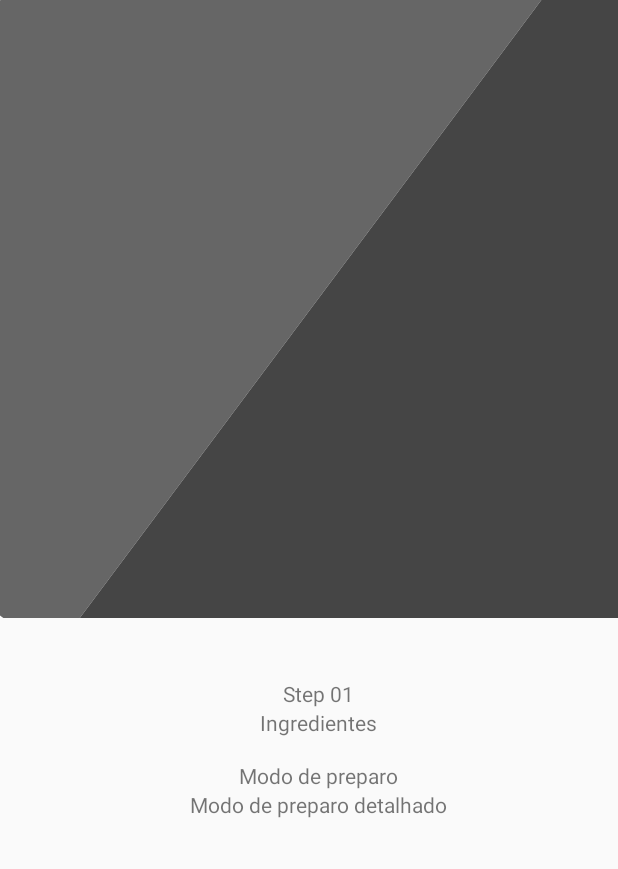
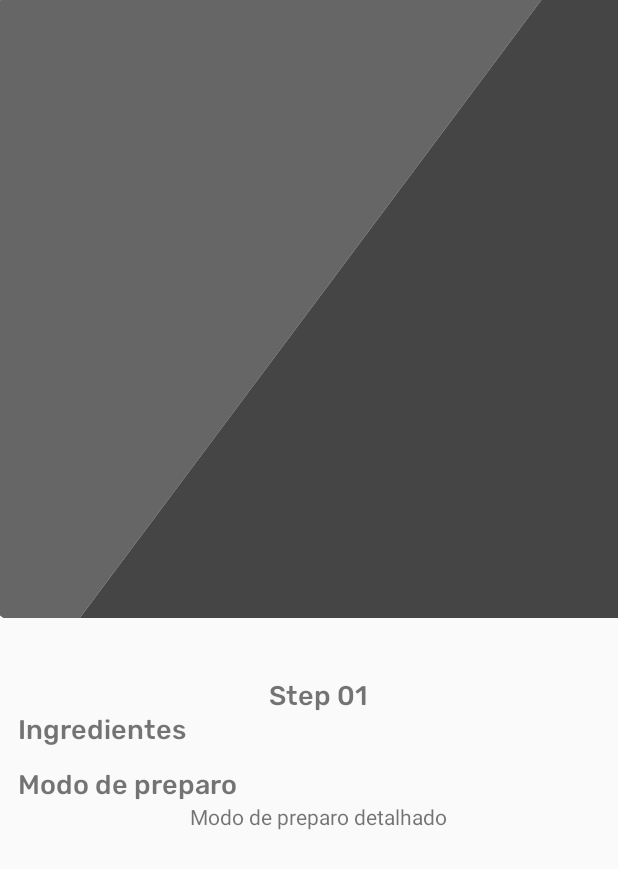
Before and after one commit to danihmello06/recipes, an Android app: the layout fragment_recipe.xml on its own in the app's theme, with its tools: preview values and no code run, on a phone screen of 412 x 824 dp. Shown: the top 869 px of the screen. Run offline under Robolectric (Android 15) with nearby library versions, the phone set to English and light mode, and no system bars; network calls fail.

Commit message:
fixed some layout in recipe page

```diff
--- a/app/src/main/res/layout/ingredient_item.xml
+++ b/app/src/main/res/layout/ingredient_item.xml
@@ -11,7 +11,6 @@
         android:text="Ingredient 123"
         app:layout_constraintTop_toTopOf="parent"
         app:layout_constraintBottom_toBottomOf="parent"
-        app:layout_constraintStart_toStartOf="parent"
-        app:layout_constraintEnd_toEndOf="parent"/>
+        app:layout_constraintStart_toStartOf="parent"/>
 
 </androidx.constraintlayout.widget.ConstraintLayout>
--- a/app/src/main/res/layout/step_item.xml
+++ b/app/src/main/res/layout/step_item.xml
@@ -10,6 +10,8 @@
         android:layout_width="wrap_content"
         android:layout_height="wrap_content"
         android:text="Step 01"
+        android:fontFamily="@font/rubik_medium"
+        android:textSize="@dimen/recipe_page_subtitle_text_size"
         app:layout_constraintVertical_chainStyle="packed"
         app:layout_constraintTop_toTopOf="parent"
         app:layout_constraintBottom_toTopOf="@id/ingredientsTitle"
@@ -21,16 +23,17 @@
         android:layout_width="wrap_content"
         android:layout_height="wrap_content"
         android:text="Ingredientes"
+        android:textSize="@dimen/recipe_page_subtitle_text_size"
+        android:fontFamily="@font/rubik_medium"
         app:layout_constraintTop_toBottomOf="@id/stepTitle"
         app:layout_constraintBottom_toTopOf="@id/ingredientsRecycler"
-        app:layout_constraintStart_toStartOf="parent"
-        app:layout_constraintEnd_toEndOf="parent"/>
+        app:layout_constraintStart_toStartOf="parent"/>
 
     <androidx.recyclerview.widget.RecyclerView
         android:id="@+id/ingredientsRecycler"
         android:layout_width="wrap_content"
         android:layout_height="wrap_content"
-        android:paddingTop="16dp"
+        android:paddingTop="14dp"
         app:layoutManager="androidx.recyclerview.widget.LinearLayoutManager"
         app:layout_constraintStart_toStartOf="parent"
         app:layout_constraintTop_toBottomOf="@id/ingredientsTitle"
@@ -41,9 +44,10 @@
         android:layout_width="wrap_content"
         android:layout_height="wrap_content"
         android:text="Modo de preparo"
+        android:textSize="@dimen/recipe_page_subtitle_text_size"
+        android:fontFamily="@font/rubik_medium"
         app:layout_constraintTop_toBottomOf="@id/ingredientsRecycler"
-        app:layout_constraintStart_toStartOf="parent"
-        app:layout_constraintEnd_toEndOf="parent"/>
+        app:layout_constraintStart_toStartOf="parent"/>
 
     <TextView
         android:id="@+id/preparationItem"
--- a/app/src/main/res/values/dimens.xml
+++ b/app/src/main/res/values/dimens.xml
@@ -1,4 +1,6 @@
 <resources>
     <dimen name="fab_margin">16dp</dimen>
     <dimen name="text_margin">16dp</dimen>
+    <dimen name="recipe_page_subtitle_text_size">18dp</dimen>
+
 </resources>
```
